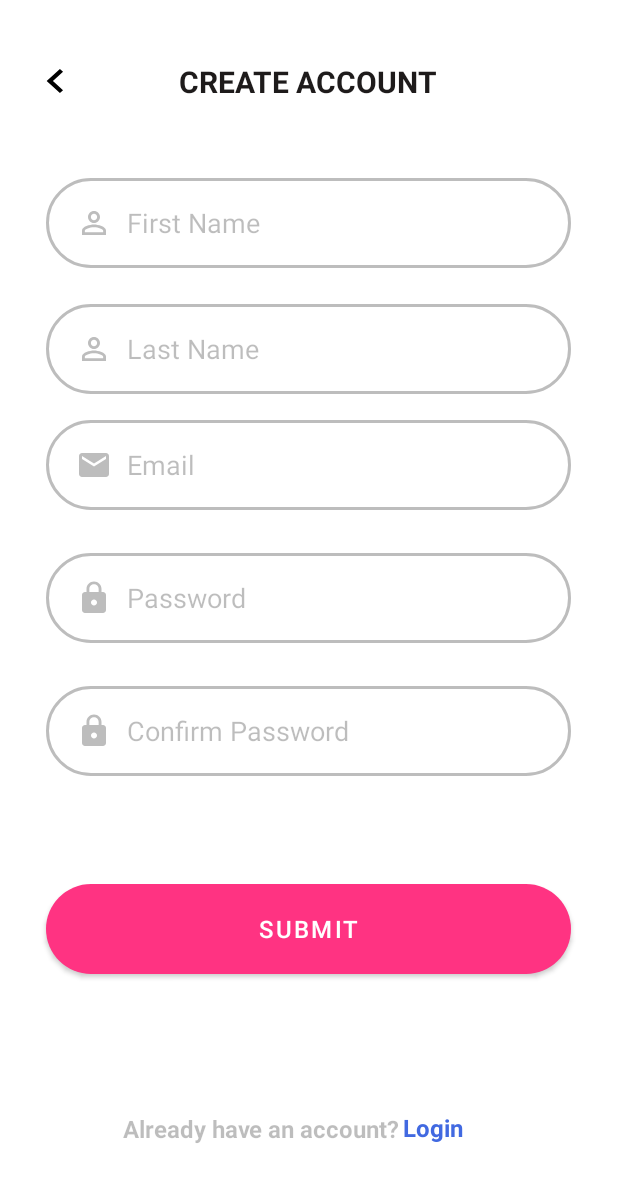
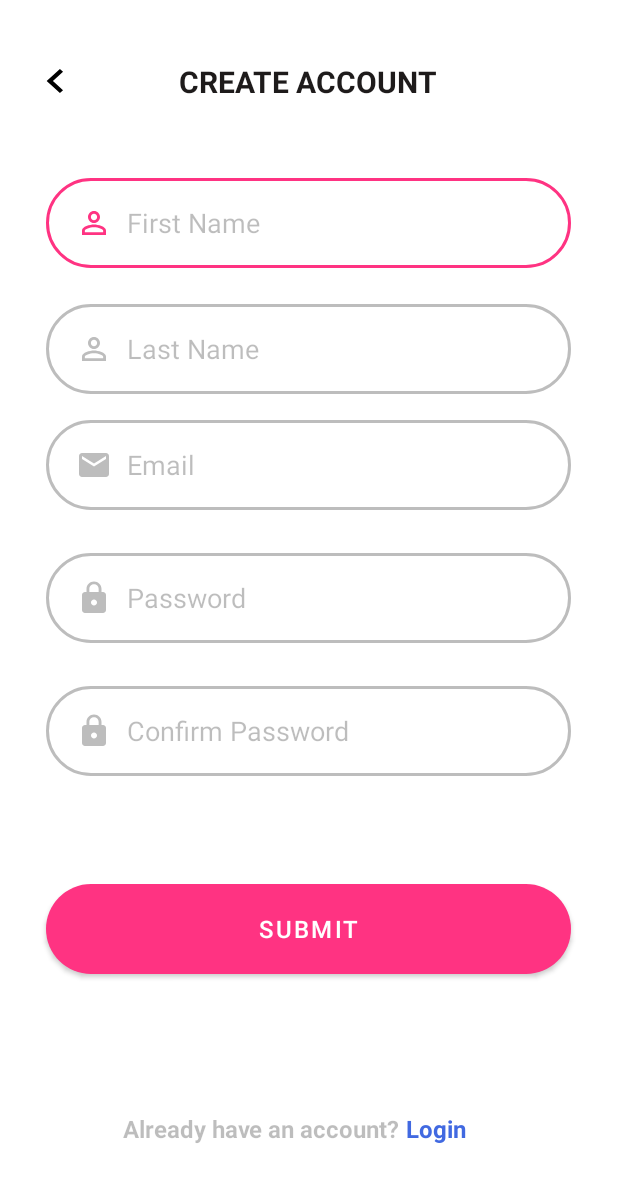
Before and after one commit to Chemutaiselim/Devramp-, an Android app: the AccountSetUp screen opened directly, with no data from a screen before it, on a phone screen of 412 x 824 dp. Shown: the top 1182 px of the screen. Run offline under Robolectric (Android 15) with nearby library versions, the phone set to English and light mode, and no system bars; our stand-ins replace Firebase (no records; nobody signed in at launch, a user with empty details on screens opened directly).

Commit message:
drawable

```diff
--- a/app/build.gradle
+++ b/app/build.gradle
@@ -40,6 +40,7 @@ dependencies {
     implementation 'androidx.appcompat:appcompat:1.2.0'
     implementation 'com.google.android.material:material:1.3.0'
     implementation 'androidx.constraintlayout:constraintlayout:2.0.4'
+
     implementation platform('com.google.firebase:firebase-bom:27.1.0')
     implementation 'com.google.firebase:firebase-auth-ktx'
     implementation 'com.google.firebase:firebase-auth:20.0.4'
--- a/app/src/main/AndroidManifest.xml
+++ b/app/src/main/AndroidManifest.xml
@@ -3,7 +3,6 @@
     package="com.pamela.login">
 
     <application
-        android:allowBackup="true"
         android:icon="@mipmap/ic_launcher"
         android:label="@string/app_name"
         android:roundIcon="@mipmap/ic_launcher_round"
@@ -30,6 +29,8 @@
         <activity android:name=".ResetPassword">
 
         </activity>
+        <meta-data android:name="com.facebook.sdk.ApplicationId"
+            />
             </application>
 
 </manifest>
--- a/app/src/main/java/com/pamela/login/AccountSetUp.kt
+++ b/app/src/main/java/com/pamela/login/AccountSetUp.kt
@@ -45,7 +45,7 @@ class AccountSetUp : AppCompatActivity() {
 
         login_create_account.setOnClickListener {
             startActivity(Intent(this, MainActivity::class.java))
-            Toast.makeText(this, "Please LogIn to your Account :|", Toast.LENGTH_SHORT).show()
+            Toast.makeText(this, "Please LogIn to your Account :)", Toast.LENGTH_SHORT).show()
             finish()
         }
     }
--- a/app/src/main/java/com/pamela/login/MainActivity.kt
+++ b/app/src/main/java/com/pamela/login/MainActivity.kt
@@ -8,7 +8,7 @@ import androidx.appcompat.app.AppCompatActivity
 
 class MainActivity: AppCompatActivity() {
 
-    private var timeout: Long = 300
+    private var timeout: Long = 900
     override fun onCreate(savedInstanceState: Bundle?) {
         super.onCreate(savedInstanceState)
         setContentView(R.layout.activity_main)
--- /dev/null
+++ b/app/src/main/res/drawable-v24/ic_baseline_email_24_focusable.xml
@@ -0,0 +1,10 @@
+<vector xmlns:android="http://schemas.android.com/apk/res/android"
+    android:width="24dp"
+    android:height="24dp"
+    android:viewportWidth="24"
+    android:viewportHeight="24"
+    android:tint="#FF3382">
+  <path
+      android:fillColor="#FF3382"
+      android:pathData="M20,4L4,4c-1.1,0 -1.99,0.9 -1.99,2L2,18c0,1.1 0.9,2 2,2h16c1.1,0 2,-0.9 2,-2L22,6c0,-1.1 -0.9,-2 -2,-2zM20,8l-8,5 -8,-5L4,6l8,5 8,-5v2z"/>
+</vector>
--- /dev/null
+++ b/app/src/main/res/drawable-v24/ic_baseline_lock_24_focusable.xml
@@ -0,0 +1,10 @@
+<vector xmlns:android="http://schemas.android.com/apk/res/android"
+    android:width="24dp"
+    android:height="24dp"
+    android:viewportWidth="24"
+    android:viewportHeight="24"
+    android:tint="#FF3382">
+  <path
+      android:fillColor="#FF3382"
+      android:pathData="M18,8h-1L17,6c0,-2.76 -2.24,-5 -5,-5S7,3.24 7,6v2L6,8c-1.1,0 -2,0.9 -2,2v10c0,1.1 0.9,2 2,2h12c1.1,0 2,-0.9 2,-2L20,10c0,-1.1 -0.9,-2 -2,-2zM12,17c-1.1,0 -2,-0.9 -2,-2s0.9,-2 2,-2 2,0.9 2,2 -0.9,2 -2,2zM15.1,8L8.9,8L8.9,6c0,-1.71 1.39,-3.1 3.1,-3.1 1.71,0 3.1,1.39 3.1,3.1v2z"/>
+</vector>
--- /dev/null
+++ b/app/src/main/res/drawable-v24/ic_baseline_person_outline_24_focusable.xml
@@ -0,0 +1,10 @@
+<vector xmlns:android="http://schemas.android.com/apk/res/android"
+    android:width="24dp"
+    android:height="24dp"
+    android:viewportWidth="24"
+    android:viewportHeight="24"
+    android:tint="#FF3382">
+  <path
+      android:fillColor="#FF3382"
+      android:pathData="M12,5.9c1.16,0 2.1,0.94 2.1,2.1s-0.94,2.1 -2.1,2.1S9.9,9.16 9.9,8s0.94,-2.1 2.1,-2.1m0,9c2.97,0 6.1,1.46 6.1,2.1v1.1L5.9,18.1L5.9,17c0,-0.64 3.13,-2.1 6.1,-2.1M12,4C9.79,4 8,5.79 8,8s1.79,4 4,4 4,-1.79 4,-4 -1.79,-4 -4,-4zM12,13c-2.67,0 -8,1.34 -8,4v3h16v-3c0,-2.66 -5.33,-4 -8,-4z"/>
+</vector>
--- /dev/null
+++ b/app/src/main/res/drawable/custom_input.xml
@@ -0,0 +1,27 @@
+<?xml version="1.0" encoding="utf-8"?>
+<selector xmlns:android="http://schemas.android.com/apk/res/android">
+<item android:state_enabled="true"
+             android:state_focused="true">
+
+    <shape   android:shape="rectangle">
+
+    <stroke  android:color="#FF3382"
+             android:width="2dp"/>
+
+    <corners android:radius="70dp"/>
+
+    </shape>
+</item>
+
+    <item android:state_enabled="true">
+
+        <shape   android:shape="rectangle">
+
+            <stroke  android:color="#42000000"
+                android:width="2dp"/>
+
+            <corners android:radius="70dp"/>
+
+        </shape>
+    </item>
+</selector>
--- /dev/null
+++ b/app/src/main/res/drawable/email.xml
@@ -0,0 +1,9 @@
+<?xml version="1.0" encoding="utf-8"?>
+<selector xmlns:android="http://schemas.android.com/apk/res/android">
+<item android:state_focused="true"
+    android:drawable="@drawable/ic_baseline_email_24_focusable">
+</item>
+    <item android:state_focused="false"
+        android:drawable="@drawable/ic_baseline_email_24">
+    </item>
+</selector>
--- /dev/null
+++ b/app/src/main/res/drawable/lock.xml
@@ -0,0 +1,9 @@
+<?xml version="1.0" encoding="utf-8"?>
+<selector xmlns:android="http://schemas.android.com/apk/res/android">
+    <item android:state_focused="true"
+        android:drawable="@drawable/ic_baseline_lock_24_focusable">
+    </item>
+    <item android:state_focused="false"
+        android:drawable="@drawable/ic_baseline_lock_24">
+    </item>
+</selector>
--- /dev/null
+++ b/app/src/main/res/drawable/person.xml
@@ -0,0 +1,9 @@
+<?xml version="1.0" encoding="utf-8"?>
+<selector xmlns:android="http://schemas.android.com/apk/res/android">
+    <item android:state_focused="true"
+        android:drawable="@drawable/ic_baseline_person_outline_24_focusable">
+    </item>
+    <item android:state_focused="false"
+        android:drawable="@drawable/ic_baseline_person_outline_24">
+    </item>
+</selector>
--- /dev/null
+++ b/app/src/main/res/drawable/twitter.xml
@@ -0,0 +1,4 @@
+<?xml version="1.0" encoding="utf-8"?>
+<selector xmlns:android="http://schemas.android.com/apk/res/android">
+
+</selector>
--- a/app/src/main/res/layout/account_setup.xml
+++ b/app/src/main/res/layout/account_setup.xml
@@ -1,6 +1,7 @@
 <?xml version="1.0" encoding="utf-8"?>
 <androidx.core.widget.NestedScrollView xmlns:android="http://schemas.android.com/apk/res/android"
     xmlns:app="http://schemas.android.com/apk/res-auto"
+    xmlns:tools="http://schemas.android.com/tools"
     android:layout_width="match_parent"
     android:layout_height="match_parent"
     android:fillViewport="true"
@@ -8,21 +9,23 @@
 
     <androidx.constraintlayout.widget.ConstraintLayout
         android:layout_width="match_parent"
-        android:layout_height="match_parent"
-        >
+        android:layout_height="match_parent">
 
         <EditText
             android:id="@+id/confirm_password_create_account"
             android:layout_width="350dp"
             android:layout_height="60dp"
-            android:background="@drawable/input_bg"
-            android:drawableLeft="@drawable/ic_baseline_lock_24"
+            android:background="@drawable/custom_input"
+            android:drawableStart="@drawable/lock"
+            android:drawableLeft="@drawable/lock"
             android:drawablePadding="10dp"
             android:ems="10"
             android:hint="Confirm Password "
+            android:inputType="textPassword"
             android:paddingLeft="20dp"
             android:paddingTop="10dp"
-            android:paddingRight="10dp"
+            android:paddingEnd="20dp"
+            android:paddingRight="20dp"
             android:paddingBottom="10dp"
             android:textColor="#000000"
             android:textColorHint="#42000000"
@@ -31,22 +34,20 @@
             app:layout_constraintHorizontal_bias="0.426"
             app:layout_constraintStart_toStartOf="@+id/password_create_account"
             app:layout_constraintTop_toBottomOf="@+id/password_create_account"
-            app:layout_constraintVertical_bias="0.086"
-            android:paddingEnd="10dp"
-            android:drawableStart="@drawable/ic_baseline_lock_24" />
+            app:layout_constraintVertical_bias="0.086" />
 
         <ImageView
             android:id="@+id/back_create_account"
             android:layout_width="35sp"
             android:layout_height="32sp"
             android:background="@drawable/ic_baseline_chevron_left_24"
+            android:contentDescription="TODO"
             app:layout_constraintBottom_toBottomOf="parent"
             app:layout_constraintEnd_toStartOf="@+id/textView3"
             app:layout_constraintHorizontal_bias="0.228"
             app:layout_constraintStart_toStartOf="parent"
             app:layout_constraintTop_toTopOf="parent"
-            app:layout_constraintVertical_bias="0.048"
-            android:contentDescription="TODO" />
+            app:layout_constraintVertical_bias="0.048" />
 
         <TextView
             android:id="@+id/textView3"
@@ -67,15 +68,18 @@
             android:id="@+id/first_name"
             android:layout_width="350dp"
             android:layout_height="60dp"
-            android:background="@drawable/input_bg"
-            android:drawableLeft="@drawable/ic_baseline_person_outline_24"
+            android:background="@drawable/custom_input"
+            android:drawableStart="@drawable/person"
+            android:drawableLeft="@drawable/person"
             android:drawablePadding="10dp"
             android:ems="10"
             android:hint="First Name"
             android:inputType="textPersonName"
+            android:paddingStart="20dp"
             android:paddingLeft="20dp"
             android:paddingTop="10dp"
-            android:paddingRight="10dp"
+            android:paddingEnd="20dp"
+            android:paddingRight="20dp"
             android:paddingBottom="10dp"
             android:textColor="#000000"
             android:textColorHint="#42000000"
@@ -84,24 +88,24 @@
             app:layout_constraintHorizontal_bias="0.491"
             app:layout_constraintStart_toStartOf="parent"
             app:layout_constraintTop_toBottomOf="@+id/textView3"
-            app:layout_constraintVertical_bias="0.069"
-            android:paddingStart="20dp"
-            android:paddingEnd="10dp"
-            android:drawableStart="@drawable/ic_baseline_person_outline_24" />
+            app:layout_constraintVertical_bias="0.069" />
 
         <EditText
             android:id="@+id/last_name"
             android:layout_width="350dp"
             android:layout_height="60dp"
-            android:background="@drawable/input_bg"
-            android:drawableLeft="@drawable/ic_baseline_person_outline_24"
+            android:background="@drawable/custom_input"
+            android:drawableStart="@drawable/person"
+            android:drawableLeft="@drawable/person"
             android:drawablePadding="10dp"
             android:ems="10"
             android:hint="Last Name"
             android:inputType="textPersonName"
+            android:paddingStart="20dp"
             android:paddingLeft="20dp"
             android:paddingTop="10dp"
-            android:paddingRight="10dp"
+            android:paddingEnd="20dp"
+            android:paddingRight="20dp"
             android:paddingBottom="10dp"
             android:textColor="#000000"
             android:textColorHint="#42000000"
@@ -110,24 +114,23 @@
             app:layout_constraintHorizontal_bias="0.426"
             app:layout_constraintStart_toStartOf="@+id/first_name"
             app:layout_constraintTop_toBottomOf="@+id/first_name"
-            app:layout_constraintVertical_bias="0.041"
-            android:drawableStart="@drawable/ic_baseline_person_outline_24"
-            android:paddingStart="20dp"
-            android:paddingEnd="10dp" />
+            app:layout_constraintVertical_bias="0.041" />
 
         <EditText
             android:id="@+id/email_create_account"
             android:layout_width="350dp"
             android:layout_height="60dp"
-            android:background="@drawable/input_bg"
-            android:drawableLeft="@drawable/ic_baseline_email_24"
+            android:background="@drawable/custom_input"
+            android:drawableLeft="@drawable/email"
             android:drawablePadding="10dp"
             android:ems="10"
             android:hint="Email"
             android:inputType="textEmailAddress"
+            android:paddingStart="20dp"
             android:paddingLeft="20dp"
             android:paddingTop="10dp"
-            android:paddingRight="10dp"
+            android:paddingEnd="20dp"
+            android:paddingRight="20dp"
             android:paddingBottom="10dp"
             android:textColor="#000000"
             android:textColorHint="#42000000"
@@ -137,23 +140,24 @@
             app:layout_constraintStart_toStartOf="@+id/last_name"
             app:layout_constraintTop_toBottomOf="@+id/last_name"
             app:layout_constraintVertical_bias="0.035"
-            android:drawableStart="@drawable/ic_baseline_email_24"
-            android:paddingStart="20dp"
-            android:paddingEnd="10dp" />
+            android:drawableStart="@drawable/email" />
 
         <EditText
             android:id="@+id/password_create_account"
             android:layout_width="350dp"
             android:layout_height="60dp"
-            android:background="@drawable/input_bg"
-            android:drawableLeft="@drawable/ic_baseline_lock_24"
+            android:background="@drawable/custom_input"
+            android:drawableStart="@drawable/lock"
+            android:drawableLeft="@drawable/lock"
             android:drawablePadding="10dp"
             android:ems="10"
             android:hint="Password"
             android:inputType="textPassword"
+            android:paddingStart="20dp"
             android:paddingLeft="20dp"
             android:paddingTop="10dp"
-            android:paddingRight="10dp"
+            android:paddingEnd="20dp"
+            android:paddingRight="20dp"
             android:paddingBottom="10dp"
             android:textColor="#000000"
             android:textColorHint="#42000000"
@@ -162,10 +166,7 @@
             app:layout_constraintHorizontal_bias="0.426"
             app:layout_constraintStart_toStartOf="@+id/email_create_account"
             app:layout_constraintTop_toBottomOf="@+id/email_create_account"
-            app:layout_constraintVertical_bias="0.067"
-            android:drawableStart="@drawable/ic_baseline_lock_24"
-            android:paddingStart="20dp"
-            android:paddingEnd="10dp" />
+            app:layout_constraintVertical_bias="0.067" />
 
         <Button
             android:id="@+id/submit_create_account"
@@ -202,17 +203,17 @@
             android:id="@+id/login_create_account"
             android:layout_width="wrap_content"
             android:layout_height="wrap_content"
-            android:text="Login"
             android:clickable="true"
             android:focusable="true"
+            android:text="Login"
             android:textColor="#4169E1"
             android:textSize="16sp"
             android:textStyle="bold"
             app:layout_constraintBottom_toBottomOf="parent"
             app:layout_constraintEnd_toEndOf="parent"
-            app:layout_constraintHorizontal_bias="0.722"
-            app:layout_constraintStart_toStartOf="parent"
+            app:layout_constraintHorizontal_bias="0.0"
+            app:layout_constraintStart_toEndOf="@+id/textView4"
             app:layout_constraintTop_toBottomOf="@+id/submit_create_account"
-            app:layout_constraintVertical_bias="0.6" />
+            app:layout_constraintVertical_bias="0.603" />
     </androidx.constraintlayout.widget.ConstraintLayout>
 </androidx.core.widget.NestedScrollView>
--- a/app/src/main/res/values/strings.xml
+++ b/app/src/main/res/values/strings.xml
@@ -1,3 +1,3 @@
 <resources>
-    <string name="app_name">LoGIN</string>
+    <string name="app_name">DEMO</string>
 </resources>
--- a/build.gradle
+++ b/build.gradle
@@ -4,6 +4,8 @@ buildscript {
     repositories {
         google()
         jcenter()
+
+
     }
     dependencies {
         classpath "com.android.tools.build:gradle:4.1.2"
```
Also changed, not shown: app/src/main/java/com/pamela/login/ResetPassword.kt (+7 -8 lines), app/src/main/res/drawable/ic_baseline_visibility_off_24.xml (deleted, +0 -10 lines), app/src/main/res/layout/first_page.xml (+37 -9 lines), app/src/main/res/layout/login_page.xml (+10 -10 lines), app/src/main/res/layout/reset_password.xml (+5 -5 lines), gradle/wrapper/gradle-wrapper.properties.
